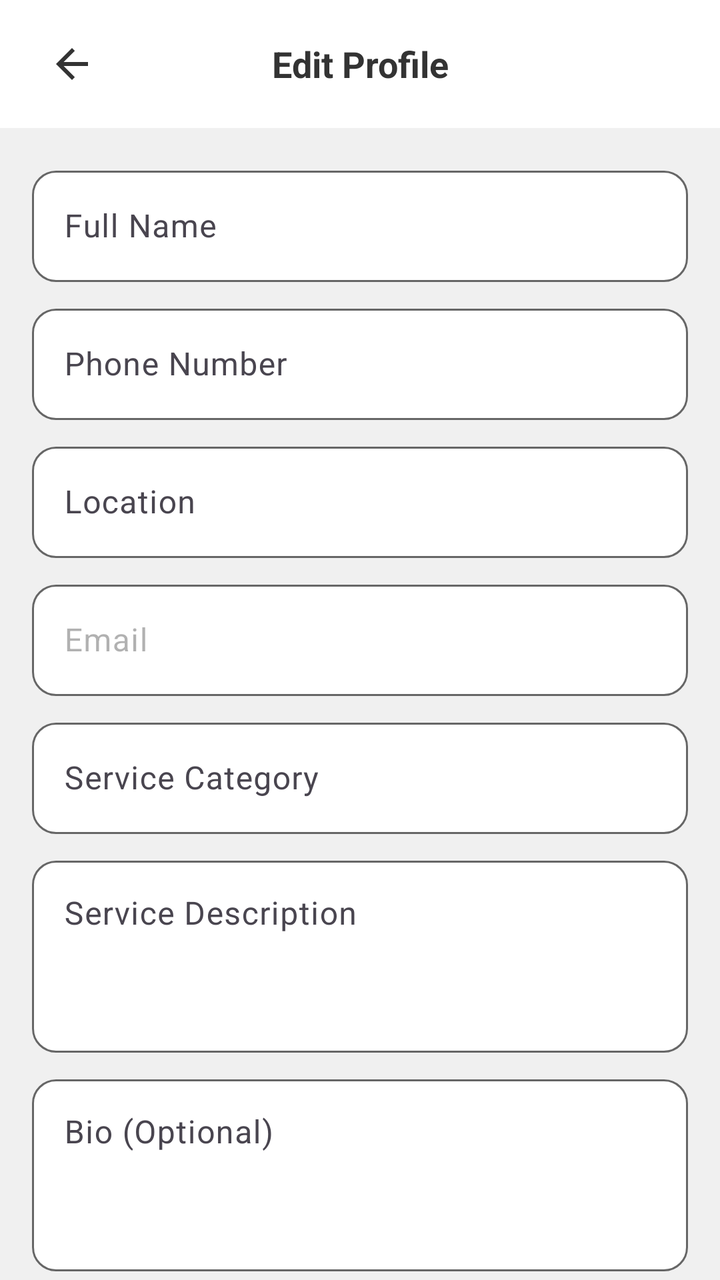
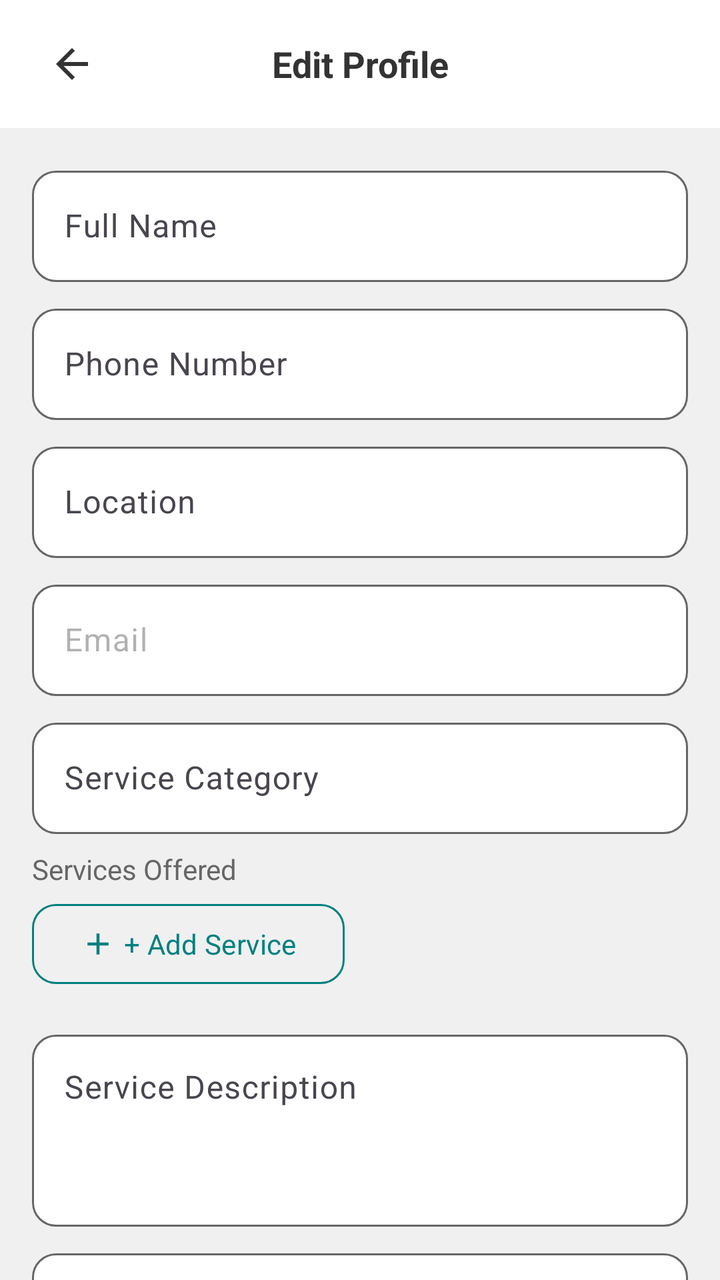

The first picture is an Android layout as it rendered before a commit; the second is the same layout after the commit. The layout source and the unified diff follow.
<!-- AndroidManifest.xml: application theme Theme.HandyProject -->
<!-- res/layout/activity_edit_profile.xml -->
<?xml version="1.0" encoding="utf-8"?>
<androidx.coordinatorlayout.widget.CoordinatorLayout
    xmlns:android="http://schemas.android.com/apk/res/android"
    xmlns:app="http://schemas.android.com/apk/res-auto"
    android:layout_width="match_parent"
    android:layout_height="match_parent"
    android:background="@color/colorBackground">

    
    <com.google.android.material.appbar.AppBarLayout
        android:layout_width="match_parent"
        android:layout_height="wrap_content"
        android:background="@color/colorCardBackground"
        app:elevation="@dimen/card_elevation">

        <LinearLayout
            android:layout_width="match_parent"
            android:layout_height="@dimen/top_bar_height"
            android:orientation="horizontal"
            android:gravity="center_vertical"
            android:paddingStart="@dimen/padding_standard"
            android:paddingEnd="@dimen/padding_standard">

            <ImageButton
                android:id="@+id/btnBack"
                android:layout_width="@dimen/back_button_size"
                android:layout_height="@dimen/back_button_size"
                android:src="@drawable/ic_arrow_back"
                android:background="@android:color/transparent"
                android:contentDescription="Back" />

            <TextView
                android:layout_width="0dp"
                android:layout_height="wrap_content"
                android:layout_weight="1"
                android:gravity="center"
                android:text="Edit Profile"
                android:textSize="@dimen/text_size_subheading"
                android:textStyle="bold"
                android:textColor="@color/colorTextPrimary"
                android:fontFamily="sans-serif" />

            <View
                android:layout_width="@dimen/back_button_size"
                android:layout_height="@dimen/back_button_size" />

        </LinearLayout>

    </com.google.android.material.appbar.AppBarLayout>

    
    <androidx.core.widget.NestedScrollView
        android:layout_width="match_parent"
        android:layout_height="match_parent"
        android:background="@color/colorBackground"
        android:fillViewport="true"
        app:layout_behavior="@string/appbar_scrolling_view_behavior">

        <LinearLayout
            android:layout_width="match_parent"
            android:layout_height="wrap_content"
            android:orientation="vertical"
            android:padding="@dimen/padding_standard">

            <com.google.android.material.textfield.TextInputLayout
                android:id="@+id/tilFullName"
                style="@style/Widget.HandyProject.TextInputLayout"
                android:layout_marginBottom="@dimen/padding_small"
                android:hint="Full Name">
                <com.google.android.material.textfield.TextInputEditText
                    android:id="@+id/etFullName"
                    android:layout_width="match_parent"
                    android:layout_height="wrap_content"
                    android:inputType="textPersonName"
                    android:maxLines="1" />
            </com.google.android.material.textfield.TextInputLayout>

            <com.google.android.material.textfield.TextInputLayout
                android:id="@+id/tilPhone"
                style="@style/Widget.HandyProject.TextInputLayout"
                android:layout_marginBottom="@dimen/padding_small"
                android:hint="Phone Number">
                <com.google.android.material.textfield.TextInputEditText
                    android:id="@+id/etPhone"
                    android:layout_width="match_parent"
                    android:layout_height="wrap_content"
                    android:inputType="phone"
                    android:maxLines="1" />
            </com.google.android.material.textfield.TextInputLayout>

            <com.google.android.material.textfield.TextInputLayout
                android:id="@+id/tilLocation"
                style="@style/Widget.HandyProject.TextInputLayout"
                android:layout_marginBottom="@dimen/padding_small"
                android:hint="Location">
                <com.google.android.material.textfield.TextInputEditText
                    android:id="@+id/etLocation"
                    android:layout_width="match_parent"
                    android:layout_height="wrap_content"
                    android:inputType="text"
                    android:maxLines="1" />
            </com.google.android.material.textfield.TextInputLayout>

            <com.google.android.material.textfield.TextInputLayout
                android:id="@+id/tilEmail"
                style="@style/Widget.HandyProject.TextInputLayout"
                android:layout_marginBottom="@dimen/padding_small"
                android:enabled="false"
                android:hint="Email">
                <com.google.android.material.textfield.TextInputEditText
                    android:id="@+id/etEmail"
                    android:layout_width="match_parent"
                    android:layout_height="wrap_content"
                    android:inputType="textEmailAddress"
                    android:focusable="false"
                    android:maxLines="1" />
            </com.google.android.material.textfield.TextInputLayout>

            <com.google.android.material.textfield.TextInputLayout
                android:id="@+id/tilServiceCategory"
                style="@style/Widget.HandyProject.TextInputLayout"
                android:layout_marginBottom="@dimen/padding_small"
                android:hint="Service Category">
                <com.google.android.material.textfield.TextInputEditText
                    android:id="@+id/etServiceCategory"
                    android:layout_width="match_parent"
                    android:layout_height="wrap_content"
                    android:inputType="text"
                    android:maxLines="1" />
            </com.google.android.material.textfield.TextInputLayout>

            <com.google.android.material.textfield.TextInputLayout
                android:id="@+id/tilServiceDescription"
                style="@style/Widget.HandyProject.TextInputLayout"
                android:layout_marginBottom="@dimen/padding_small"
                android:hint="Service Description">
                <com.google.android.material.textfield.TextInputEditText
                    android:id="@+id/etServiceDescription"
                    android:layout_width="match_parent"
                    android:layout_height="@dimen/height_input_multiline"
                    android:gravity="top"
                    android:inputType="textMultiLine" />
            </com.google.android.material.textfield.TextInputLayout>

            <com.google.android.material.textfield.TextInputLayout
                android:id="@+id/tilBio"
                style="@style/Widget.HandyProject.TextInputLayout"
                android:layout_marginBottom="@dimen/padding_small"
                android:hint="Bio (Optional)">
                <com.google.android.material.textfield.TextInputEditText
                    android:id="@+id/etBio"
                    android:layout_width="match_parent"
                    android:layout_height="@dimen/height_input_multiline"
                    android:gravity="top"
                    android:inputType="textMultiLine" />
            </com.google.android.material.textfield.TextInputLayout>

            <com.google.android.material.textfield.TextInputLayout
                android:id="@+id/tilResponseTime"
                style="@style/Widget.HandyProject.TextInputLayout.ExposedDropdownMenu"
                android:layout_marginBottom="@dimen/padding_small"
                android:hint="Typical Response Time">
                <com.google.android.material.textfield.MaterialAutoCompleteTextView
                    android:id="@+id/etResponseTime"
                    android:layout_width="match_parent"
                    android:layout_height="wrap_content"
                    android:inputType="none" />
            </com.google.android.material.textfield.TextInputLayout>

            <com.google.android.material.textfield.TextInputLayout
                android:id="@+id/tilHourlyRate"
                style="@style/Widget.HandyProject.TextInputLayout"
                android:layout_marginBottom="@dimen/padding_standard"
                android:hint="Hourly Rate"
                app:prefixText="£">
                <com.google.android.material.textfield.TextInputEditText
                    android:id="@+id/etHourlyRate"
                    android:layout_width="match_parent"
                    android:layout_height="wrap_content"
                    android:inputType="numberDecimal"
                    android:maxLines="1" />
            </com.google.android.material.textfield.TextInputLayout>

            <com.google.android.material.button.MaterialButton
                android:id="@+id/btnSave"
                style="@style/Widget.HandyProject.Button.Primary"
                android:text="Save Changes" />

        </LinearLayout>

    </androidx.core.widget.NestedScrollView>

</androidx.coordinatorlayout.widget.CoordinatorLayout>
<!-- resources referenced by this layout -->
<resources>
  <color name="colorBackground">#F0F0F0</color>
  <color name="colorCardBackground">#FFFFFF</color>
  <color name="colorTextPrimary">#333333</color>
  <dimen name="back_button_size">40dp</dimen>
  <dimen name="card_elevation">2dp</dimen>
  <dimen name="height_input_multiline">96dp</dimen>
  <dimen name="padding_small">8dp</dimen>
  <dimen name="padding_standard">16dp</dimen>
  <dimen name="text_size_subheading">18sp</dimen>
  <dimen name="top_bar_height">64dp</dimen>
  <!-- drawable ic_arrow_back (drawable) -->
  <?xml version="1.0" encoding="utf-8"?>
  <vector xmlns:android="http://schemas.android.com/apk/res/android"
      android:width="24dp"
      android:height="24dp"
      android:viewportWidth="24"
      android:viewportHeight="24">
      <path
          android:fillColor="@color/colorTextPrimary"
          android:pathData="M20,11H7.83l5.59,-5.59L12,4l-8,8 8,8 1.41,-1.41L7.83,13H20v-2z" />
  </vector>
  <style name="Widget.HandyProject.TextInputLayout" parent="Widget.Material3.TextInputLayout.OutlinedBox">
          <item name="android:layout_width">match_parent</item>
          <item name="android:layout_height">wrap_content</item>
          <item name="boxBackgroundColor">@color/colorCardBackground</item>
          <item name="boxStrokeColor">@color/input_stroke_color</item>
          <item name="hintTextColor">@color/colorTextSecondary</item>
          <item name="shapeAppearance">@style/ShapeAppearance.HandyProject.Rounded</item>
      </style>
  <style name="Widget.HandyProject.TextInputLayout.ExposedDropdownMenu" parent="Widget.Material3.TextInputLayout.OutlinedBox.ExposedDropdownMenu">
          <item name="android:layout_width">match_parent</item>
          <item name="android:layout_height">wrap_content</item>
          <item name="boxBackgroundColor">@color/colorCardBackground</item>
          <item name="boxStrokeColor">@color/input_stroke_color</item>
          <item name="hintTextColor">@color/colorTextSecondary</item>
          <item name="shapeAppearance">@style/ShapeAppearance.HandyProject.Rounded</item>
      </style>
  <style name="Theme.HandyProject" parent="Base.Theme.HandyProject" />
  <color name="white">#FFFFFFFF</color>
  <dimen name="text_size_body">14sp</dimen>
  <color name="colorPrimary">#008080</color>
  <dimen name="corner_radius">12dp</dimen>
  <style name="ShapeAppearance.HandyProject.Rounded" parent="ShapeAppearance.Material3.Corner.Full">
          <item name="cornerFamily">rounded</item>
          <item name="cornerSize">@dimen/corner_radius</item>
      </style>
  <color name="colorTextSecondary">#666666</color>
  <color name="colorPrimaryDark">#006666</color>
  <color name="colorAccent">#008080</color>
  <color name="colorError">#F44336</color>
  <!-- unchanged entries left out for length: 2 -->
</resources>

<!-- the commit's change to res/layout/activity_edit_profile.xml (unified diff, before → after) -->
@@ -129,6 +129,32 @@
                     android:maxLines="1" />
             </com.google.android.material.textfield.TextInputLayout>
 
+            <TextView
+                android:id="@+id/tvServicesOfferedLabel"
+                android:layout_width="wrap_content"
+                android:layout_height="wrap_content"
+                android:layout_marginBottom="@dimen/padding_xsmall"
+                android:text="Services Offered"
+                android:textSize="@dimen/text_size_body"
+                android:textColor="@color/colorTextSecondary"
+                android:fontFamily="sans-serif"/>
+
+            <LinearLayout
+                android:id="@+id/llServicesContainer"
+                android:layout_width="match_parent"
+                android:layout_height="wrap_content"
+                android:orientation="vertical"/>
+
+            <com.google.android.material.button.MaterialButton
+                android:id="@+id/btnAddService"
+                style="@style/Widget.HandyProject.Button.Secondary"
+                android:layout_width="wrap_content"
+                android:layout_height="@dimen/button_height"
+                android:layout_marginBottom="@dimen/padding_standard"
+                android:text="+ Add Service"
+                app:icon="@drawable/ic_add"
+                app:iconTint="@color/colorPrimary"/>
+
             <com.google.android.material.textfield.TextInputLayout
                 android:id="@+id/tilServiceDescription"
                 style="@style/Widget.HandyProject.TextInputLayout"
<!-- resource entries referenced after the edit -->
@@ -4,12 +4,25 @@
   <color name="colorCardBackground">#FFFFFF</color>
   <color name="colorTextPrimary">#333333</color>
   <dimen name="back_button_size">40dp</dimen>
+  <dimen name="button_height">48dp</dimen>
   <dimen name="card_elevation">2dp</dimen>
   <dimen name="height_input_multiline">96dp</dimen>
   <dimen name="padding_small">8dp</dimen>
   <dimen name="padding_standard">16dp</dimen>
+  <dimen name="padding_xsmall">4dp</dimen>
   <dimen name="text_size_subheading">18sp</dimen>
   <dimen name="top_bar_height">64dp</dimen>
+  <!-- drawable ic_add (drawable) -->
+  <?xml version="1.0" encoding="utf-8"?>
+  <vector xmlns:android="http://schemas.android.com/apk/res/android"
+      android:width="@dimen/icon_size"
+      android:height="@dimen/icon_size"
+      android:viewportWidth="24"
+      android:viewportHeight="24">
+      <path
+          android:fillColor="@color/white"
+          android:pathData="M19,13h-6v6h-2v-6H5v-2h6V5h2v6h6v2z" />
+  </vector>
   <!-- drawable ic_arrow_back (drawable) -->
   <?xml version="1.0" encoding="utf-8"?>
   <vector xmlns:android="http://schemas.android.com/apk/res/android"
@@ -21,6 +34,17 @@
           android:fillColor="@color/colorTextPrimary"
           android:pathData="M20,11H7.83l5.59,-5.59L12,4l-8,8 8,8 1.41,-1.41L7.83,13H20v-2z" />
   </vector>
+  <style name="Widget.HandyProject.Button.Secondary" parent="Widget.Material3.Button.OutlinedButton">
+          <item name="android:layout_width">match_parent</item>
+          <item name="android:layout_height">48dp</item>
+          <item name="android:minHeight">48dp</item>
+          <item name="android:textColor">@color/colorPrimary</item>
+          <item name="android:textSize">@dimen/text_size_body</item>
+          <item name="android:fontFamily">sans-serif</item>
+          <item name="strokeColor">@color/colorPrimary</item>
+          <item name="cornerRadius">@dimen/corner_radius</item>
+          <item name="shapeAppearance">@style/ShapeAppearance.HandyProject.Rounded</item>
+      </style>
   <style name="Widget.HandyProject.TextInputLayout" parent="Widget.Material3.TextInputLayout.OutlinedBox">
           <item name="android:layout_width">match_parent</item>
           <item name="android:layout_height">wrap_content</item>
@@ -38,6 +62,7 @@
           <item name="shapeAppearance">@style/ShapeAppearance.HandyProject.Rounded</item>
       </style>
   <style name="Theme.HandyProject" parent="Base.Theme.HandyProject" />
+  <dimen name="icon_size">24dp</dimen>
   <color name="white">#FFFFFFFF</color>
   <dimen name="text_size_body">14sp</dimen>
   <color name="colorPrimary">#008080</color>
